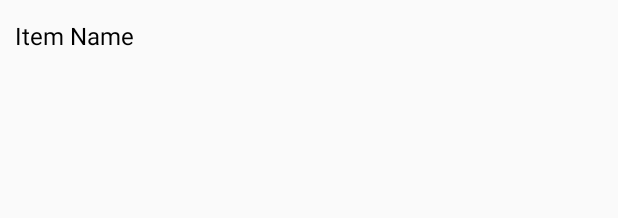
After one commit to prem939/Buy_Sell, an Android app: the layout dashbord_option_call.xml on its own in the app's theme, with its tools: preview values and no code run, on a phone screen of 412 x 824 dp. The commit adds this screen. Shown: the top 218 px of the screen. Run offline under Robolectric (Android 15) with nearby library versions, the phone set to English and light mode, and no system bars.

Commit message:
teja ...first comment

```diff
--- a/app/src/main/java/com/example/buysell2/SplashScreenActivity.java
+++ b/app/src/main/java/com/example/buysell2/SplashScreenActivity.java
@@ -29,8 +29,7 @@ public class SplashScreenActivity extends BaseActivity {
                     startActivity(i);
                     overridePendingTransition(R.anim.slide_left, R.anim.slide_right);
                     finish();
-                    //hai ra tejaaa
                 }
-            }, 5000);
+            }, 3000);
     }
 }
--- /dev/null
+++ b/app/src/main/res/layout/dashbord_option_call.xml
@@ -0,0 +1,19 @@
+<?xml version="1.0" encoding="utf-8"?>
+<RelativeLayout
+    xmlns:android="http://schemas.android.com/apk/res/android"
+    android:layout_width="match_parent"
+    android:layout_height="wrap_content"
+    android:background="?android:attr/activatedBackgroundIndicator"
+    android:minHeight="?android:attr/listPreferredItemHeightSmall"
+    android:padding="10dp">
+    <TextView
+        android:id="@+id/textViewName"
+        android:layout_width="wrap_content"
+        android:layout_height="wrap_content"
+        android:layout_centerVertical="true"
+        android:paddingRight="10dp"
+        android:text="Item Name"
+        android:textColor="@android:color/black"
+        android:textAppearance="?android:attr/textAppearanceListItemSmall"
+        />
+</RelativeLayout>
```
Also changed, not shown: app/src/main/java/com/example/buysell2/AppConstants.java (added, +59 -0 lines), app/src/main/java/com/example/buysell2/BaseActivity.java (+131 -4 lines), app/src/main/java/com/example/buysell2/Do/DashbordDo.java (added, +13 -0 lines), app/src/main/res/layout/base.xml (+42 -0 lines), app/src/main/res/drawable-xhdpi/saparetor_dash.png (added).
